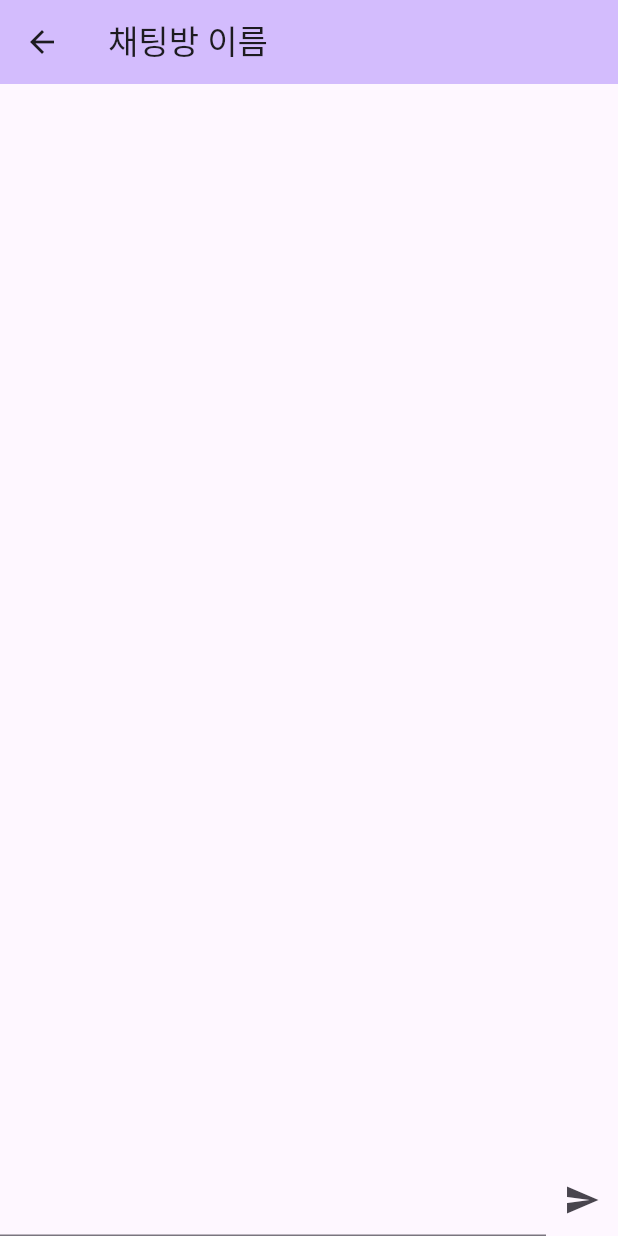
After one commit to junni01kim/KakaoTalk_Chatbot_by_Flutter, a Flutter app: the ChatRoom screen opened directly, on a phone screen of 412 x 824 dp. The commit adds this screen. Run offline on Flutter 3.47's test engine with Material 3 defaults, Android fonts, the phone set to English and light mode, and no system bars.

Commit message:
채팅방 및 메세지 전송 창 추가

```diff
--- /dev/null
+++ b/lib/chat_room/chat.dart
@@ -0,0 +1,10 @@
+class Chat {
+  User user = User.ME;
+  String message = "";
+  DateTime time = DateTime.now();
+}
+
+enum User {
+  ME,
+  YOU
+}
--- /dev/null
+++ b/lib/chat_room/chat_room.dart
@@ -0,0 +1,23 @@
+import 'package:flutter/material.dart';
+
+import 'chat_room_app_bar.dart';
+import 'chat_room_body.dart';
+
+class ChatRoom extends StatefulWidget {
+  @override
+  State<ChatRoom> createState() => _ChatRoomState();
+}
+
+class _ChatRoomState extends State<ChatRoom> {
+  @override
+  Widget build(BuildContext context) {
+    return Scaffold(
+      appBar: AppBar(
+        backgroundColor: Theme.of(context).colorScheme.inversePrimary,
+        title: ChatRoomAppBar(),
+      ),
+      body: ChatRoomBody(),
+    );
+  }
+
+}
--- /dev/null
+++ b/lib/chat_room/chat_room_app_bar.dart
@@ -0,0 +1,14 @@
+import 'package:flutter/material.dart';
+
+class ChatRoomAppBar extends StatelessWidget {
+  const ChatRoomAppBar({super.key});
+
+  @override
+  Widget build(BuildContext context) {
+    return Row(
+      children: [
+        Text("채팅방 이름"),
+      ],
+    );
+  }
+}
--- /dev/null
+++ b/lib/chat_room/chat_room_body.dart
@@ -0,0 +1,61 @@
+import 'package:flutter/material.dart';
+
+import 'chat.dart';
+
+class ChatRoomBody extends StatefulWidget {
+  final List<Chat> chats = [];
+
+  @override
+  State<ChatRoomBody> createState() => _ChatRoomBody();
+}
+
+class _ChatRoomBody extends State<ChatRoomBody> {
+  @override
+  Widget build(BuildContext context) {
+    return Column(
+      mainAxisAlignment: MainAxisAlignment.spaceBetween,
+      children: [
+        /**
+         * 채팅 내역이 등장하는 공간
+         */
+        Expanded(
+          child: ListView.builder( // 리스트 뷰
+            padding: const EdgeInsets.all(8),
+            itemCount: widget.chats.length,
+            itemBuilder: (context, index) {
+              return Container(
+                height: 150,
+                margin: const EdgeInsets.symmetric(vertical: 4),
+                color: index % 2 == 0 ? Colors.deepOrange : Colors.deepOrangeAccent,
+                child: Center(
+                  child: Text(
+                    widget.chats[index].message,
+                    style: const TextStyle(
+                      color: Colors.white,
+                      fontSize: 18,
+                    ),
+                  ),
+                ),
+              );
+            },
+          ),
+        ),
+
+        /**
+         * 채팅 작성란
+         */
+        Row(
+          children: [
+            Expanded(
+              child: TextField()
+            ),
+            IconButton(
+                icon: Icon(Icons.send),
+                onPressed: (){ /* TODO: 전송 기능 추가 */ },
+            )
+          ],
+        )
+      ],
+    );
+  }
+}
```
Also changed, not shown: lib/chat_room_list/chat_room_list.dart (+5 -30 lines), lib/chat_room_list/chat_room_list_body.dart (added, +42 -0 lines).
